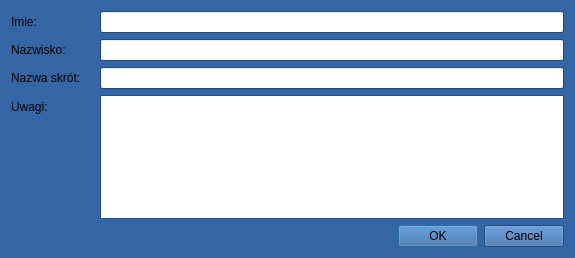
Qt form NowyHandlowiecDialog.ui (militia11/shoes) before a commit.
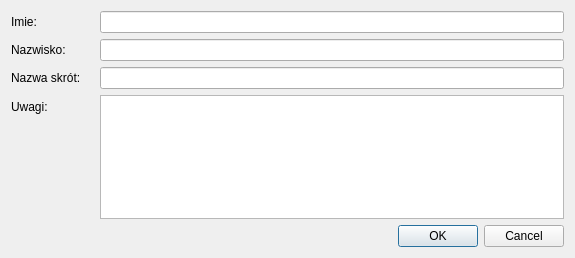
The same form after that commit.

Patch:
```diff
--- a/NowyHandlowiecDialog.ui
+++ b/NowyHandlowiecDialog.ui
@@ -10,421 +10,6 @@
     <height>258</height>
    </rect>
   </property>
-  <property name="palette">
-   <palette>
-    <active>
-     <colorrole role="WindowText">
-      <brush brushstyle="SolidPattern">
-       <color alpha="255">
-        <red>0</red>
-        <green>0</green>
-        <blue>0</blue>
-       </color>
-      </brush>
-     </colorrole>
-     <colorrole role="Button">
-      <brush brushstyle="SolidPattern">
-       <color alpha="255">
-        <red>52</red>
-        <green>101</green>
-        <blue>164</blue>
-       </color>
-      </brush>
-     </colorrole>
-     <colorrole role="Light">
-      <brush brushstyle="SolidPattern">
-       <color alpha="255">
-        <red>78</red>
-        <green>152</green>
-        <blue>246</blue>
-       </color>
-      </brush>
-     </colorrole>
-     <colorrole role="Midlight">
-      <brush brushstyle="SolidPattern">
-       <color alpha="255">
-        <red>65</red>
-        <green>126</green>
-        <blue>205</blue>
-       </color>
-      </brush>
-     </colorrole>
-     <colorrole role="Dark">
-      <brush brushstyle="SolidPattern">
-       <color alpha="255">
-        <red>26</red>
-        <green>50</green>
-        <blue>82</blue>
-       </color>
-      </brush>
-     </colorrole>
-     <colorrole role="Mid">
-      <brush brushstyle="SolidPattern">
-       <color alpha="255">
-        <red>34</red>
-        <green>67</green>
-        <blue>109</blue>
-       </color>
-      </brush>
-     </colorrole>
-     <colorrole role="Text">
-      <brush brushstyle="SolidPattern">
-       <color alpha="255">
-        <red>0</red>
-        <green>0</green>
-        <blue>0</blue>
-       </color>
-      </brush>
-     </colorrole>
-     <colorrole role="BrightText">
-      <brush brushstyle="SolidPattern">
-       <color alpha="255">
-        <red>255</red>
-        <green>255</green>
-        <blue>255</blue>
-       </color>
-      </brush>
-     </colorrole>
-     <colorrole role="ButtonText">
-      <brush brushstyle="SolidPattern">
-       <color alpha="255">
-        <red>0</red>
-        <green>0</green>
-        <blue>0</blue>
-       </color>
-      </brush>
-     </colorrole>
-     <colorrole role="Base">
-      <brush brushstyle="SolidPattern">
-       <color alpha="255">
-        <red>255</red>
-        <green>255</green>
-        <blue>255</blue>
-       </color>
-      </brush>
-     </colorrole>
-     <colorrole role="Window">
-      <brush brushstyle="SolidPattern">
-       <color alpha="255">
-        <red>52</red>
-        <green>101</green>
-        <blue>164</blue>
-       </color>
-      </brush>
-     </colorrole>
-     <colorrole role="Shadow">
-      <brush brushstyle="SolidPattern">
-       <color alpha="255">
-        <red>0</red>
-        <green>0</green>
-        <blue>0</blue>
-       </color>
-      </brush>
-     </colorrole>
-     <colorrole role="AlternateBase">
-      <brush brushstyle="SolidPattern">
-       <color alpha="255">
-        <red>153</red>
-        <green>178</green>
-        <blue>209</blue>
-       </color>
-      </brush>
-     </colorrole>
-     <colorrole role="ToolTipBase">
-      <brush brushstyle="SolidPattern">
-       <color alpha="255">
-        <red>255</red>
-        <green>255</green>
-        <blue>220</blue>
-       </color>
-      </brush>
-     </colorrole>
-     <colorrole role="ToolTipText">
-      <brush brushstyle="SolidPattern">
-       <color alpha="255">
-        <red>0</red>
-        <green>0</green>
-        <blue>0</blue>
-       </color>
-      </brush>
-     </colorrole>
-    </active>
-    <inactive>
-     <colorrole role="WindowText">
-      <brush brushstyle="SolidPattern">
-       <color alpha="255">
-        <red>0</red>
-        <green>0</green>
-        <blue>0</blue>
-       </color>
-      </brush>
-     </colorrole>
-     <colorrole role="Button">
-      <brush brushstyle="SolidPattern">
-       <color alpha="255">
-        <red>52</red>
-        <green>101</green>
-        <blue>164</blue>
-       </color>
-      </brush>
-     </colorrole>
-     <colorrole role="Light">
-      <brush brushstyle="SolidPattern">
-       <color alpha="255">
-        <red>78</red>
-        <green>152</green>
-        <blue>246</blue>
-       </color>
-      </brush>
-     </colorrole>
-     <colorrole role="Midlight">
-      <brush brushstyle="SolidPattern">
-       <color alpha="255">
-        <red>65</red>
-        <green>126</green>
-        <blue>205</blue>
-       </color>
-      </brush>
-     </colorrole>
-     <colorrole role="Dark">
-      <brush brushstyle="SolidPattern">
-       <color alpha="255">
-        <red>26</red>
-        <green>50</green>
-        <blue>82</blue>
-       </color>
-      </brush>
-     </colorrole>
-     <colorrole role="Mid">
-      <brush brushstyle="SolidPattern">
-       <color alpha="255">
-        <red>34</red>
-        <green>67</green>
-        <blue>109</blue>
-       </color>
-      </brush>
-     </colorrole>
-     <colorrole role="Text">
-      <brush brushstyle="SolidPattern">
-       <color alpha="255">
-        <red>0</red>
-        <green>0</green>
-        <blue>0</blue>
-       </color>
-      </brush>
-     </colorrole>
-     <colorrole role="BrightText">
-      <brush brushstyle="SolidPattern">
-       <color alpha="255">
-        <red>255</red>
-        <green>255</green>
-        <blue>255</blue>
-       </color>
-      </brush>
-     </colorrole>
-     <colorrole role="ButtonText">
-      <brush brushstyle="SolidPattern">
-       <color alpha="255">
-        <red>0</red>
-        <green>0</green>
-        <blue>0</blue>
-       </color>
-      </brush>
-     </colorrole>
-     <colorrole role="Base">
-      <brush brushstyle="SolidPattern">
-       <color alpha="255">
-        <red>255</red>
-        <green>255</green>
-        <blue>255</blue>
-       </color>
-      </brush>
-     </colorrole>
-     <colorrole role="Window">
-      <brush brushstyle="SolidPattern">
-       <color alpha="255">
-        <red>52</red>
-        <green>101</green>
-        <blue>164</blue>
-       </color>
-      </brush>
-     </colorrole>
-     <colorrole role="Shadow">
-      <brush brushstyle="SolidPattern">
-       <color alpha="255">
-        <red>0</red>
-        <green>0</green>
-        <blue>0</blue>
-       </color>
-      </brush>
-     </colorrole>
-     <colorrole role="AlternateBase">
-      <brush brushstyle="SolidPattern">
-       <color alpha="255">
-        <red>153</red>
-        <green>178</green>
-        <blue>209</blue>
-       </color>
-      </brush>
-     </colorrole>
-     <colorrole role="ToolTipBase">
-      <brush brushstyle="SolidPattern">
-       <color alpha="255">
-        <red>255</red>
-        <green>255</green>
-        <blue>220</blue>
-       </color>
-      </brush>
-     </colorrole>
-     <colorrole role="ToolTipText">
-      <brush brushstyle="SolidPattern">
-       <color alpha="255">
-        <red>0</red>
-        <green>0</green>
-        <blue>0</blue>
-       </color>
-      </brush>
-     </colorrole>
-    </inactive>
-    <disabled>
-     <colorrole role="WindowText">
-      <brush brushstyle="SolidPattern">
-       <color alpha="255">
-        <red>26</red>
-        <green>50</green>
-        <blue>82</blue>
-       </color>
-      </brush>
-     </colorrole>
-     <colorrole role="Button">
-      <brush brushstyle="SolidPattern">
-       <color alpha="255">
-        <red>52</red>
-        <green>101</green>
-        <blue>164</blue>
-       </color>
-      </brush>
-     </colorrole>
-     <colorrole role="Light">
-      <brush brushstyle="SolidPattern">
-       <color alpha="255">
-        <red>78</red>
-        <green>152</green>
-        <blue>246</blue>
-       </color>
-      </brush>
-     </colorrole>
-     <colorrole role="Midlight">
-      <brush brushstyle="SolidPattern">
-       <color alpha="255">
-        <red>65</red>
-        <green>126</green>
-        <blue>205</blue>
-       </color>
-      </brush>
-     </colorrole>
-     <colorrole role="Dark">
-      <brush brushstyle="SolidPattern">
-       <color alpha="255">
-        <red>26</red>
-        <green>50</green>
-        <blue>82</blue>
-       </color>
-      </brush>
-     </colorrole>
-     <colorrole role="Mid">
-      <brush brushstyle="SolidPattern">
-       <color alpha="255">
-        <red>34</red>
-        <green>67</green>
-        <blue>109</blue>
-       </color>
-      </brush>
-     </colorrole>
-     <colorrole role="Text">
-      <brush brushstyle="SolidPattern">
-       <color alpha="255">
-        <red>26</red>
-        <green>50</green>
-        <blue>82</blue>
-       </color>
-      </brush>
-     </colorrole>
-     <colorrole role="BrightText">
-      <brush brushstyle="SolidPattern">
-       <color alpha="255">
-        <red>255</red>
-        <green>255</green>
-        <blue>255</blue>
-       </color>
-      </brush>
-     </colorrole>
-     <colorrole role="ButtonText">
-      <brush brushstyle="SolidPattern">
-       <color alpha="255">
-        <red>26</red>
-        <green>50</green>
-        <blue>82</blue>
-       </color>
-      </brush>
-     </colorrole>
-     <colorrole role="Base">
-      <brush brushstyle="SolidPattern">
-       <color alpha="255">
-        <red>52</red>
-        <green>101</green>
-        <blue>164</blue>
-       </color>
-      </brush>
-     </colorrole>
-     <colorrole role="Window">
-      <brush brushstyle="SolidPattern">
-       <color alpha="255">
-        <red>52</red>
-        <green>101</green>
-        <blue>164</blue>
-       </color>
-      </brush>
-     </colorrole>
-     <colorrole role="Shadow">
-      <brush brushstyle="SolidPattern">
-       <color alpha="255">
-        <red>0</red>
-        <green>0</green>
-        <blue>0</blue>
-       </color>
-      </brush>
-     </colorrole>
-     <colorrole role="AlternateBase">
-      <brush brushstyle="SolidPattern">
-       <color alpha="255">
-        <red>52</red>
-        <green>101</green>
-        <blue>164</blue>
-       </color>
-      </brush>
-     </colorrole>
-     <colorrole role="ToolTipBase">
-      <brush brushstyle="SolidPattern">
-       <color alpha="255">
-        <red>255</red>
-        <green>255</green>
-        <blue>220</blue>
-       </color>
-      </brush>
-     </colorrole>
-     <colorrole role="ToolTipText">
-      <brush brushstyle="SolidPattern">
-       <color alpha="255">
-        <red>0</red>
-        <green>0</green>
-        <blue>0</blue>
-       </color>
-      </brush>
-     </colorrole>
-    </disabled>
-   </palette>
-  </property>
   <property name="windowTitle">
    <string>Dodaj handlowca</string>
   </property>
```
Left out of the diff: 6 changed lines with no effect on the pictures.
